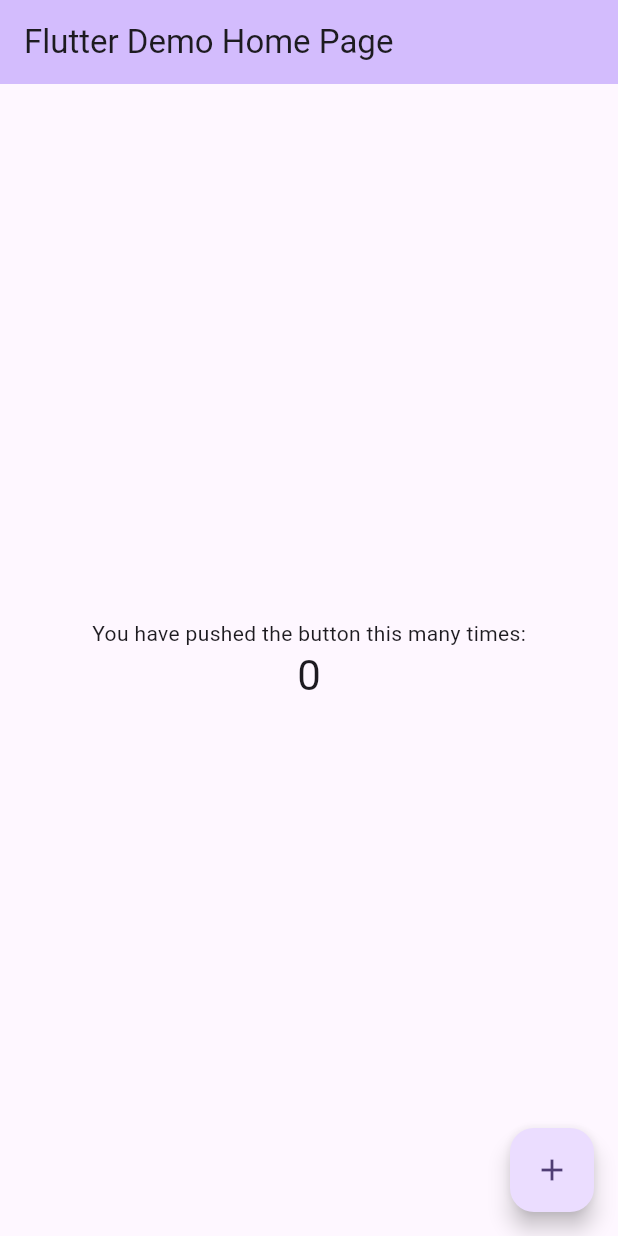
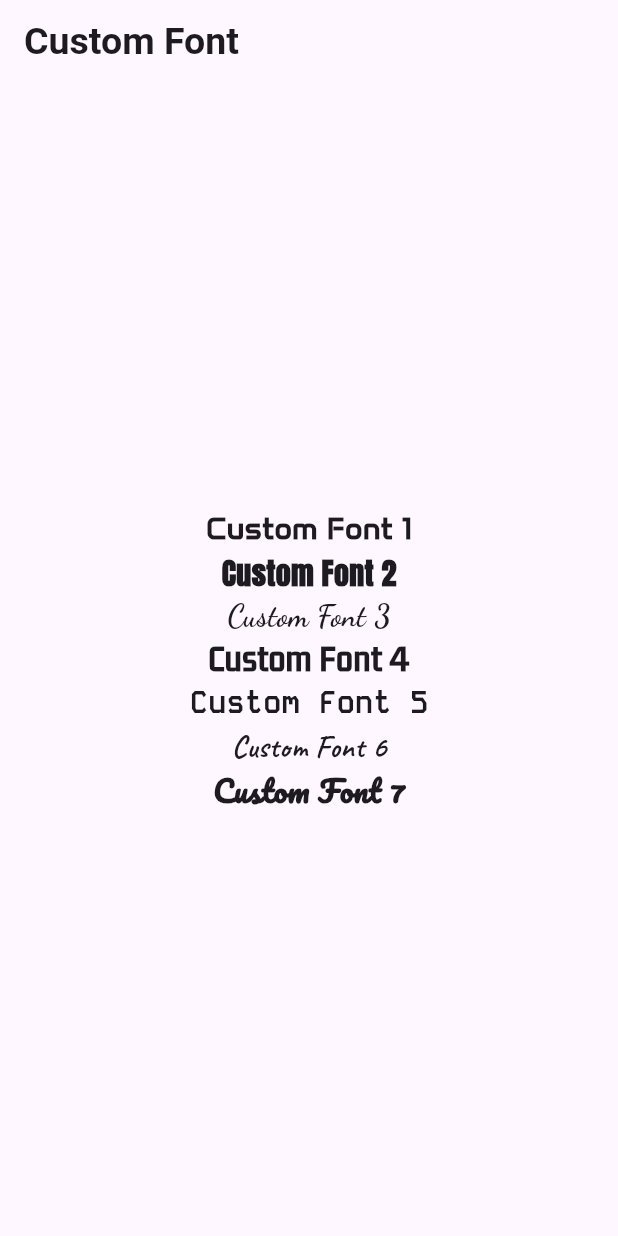
Before and after one commit to alhasann351/custom_font, a Flutter app: the screen it shows after launch, on a phone screen of 412 x 824 dp. Run offline on Flutter 3.47's test engine with Material 3 defaults, Android fonts, the phone set to English and light mode, and no system bars.

Commit message:
font added

```diff
--- a/lib/main.dart
+++ b/lib/main.dart
@@ -7,119 +7,98 @@ void main() {
 class MyApp extends StatelessWidget {
   const MyApp({super.key});
 
-  // This widget is the root of your application.
   @override
   Widget build(BuildContext context) {
     return MaterialApp(
-      title: 'Flutter Demo',
-      theme: ThemeData(
-        // This is the theme of your application.
-        //
-        // TRY THIS: Try running your application with "flutter run". You'll see
-        // the application has a purple toolbar. Then, without quitting the app,
-        // try changing the seedColor in the colorScheme below to Colors.green
-        // and then invoke "hot reload" (save your changes or press the "hot
-        // reload" button in a Flutter-supported IDE, or press "r" if you used
-        // the command line to start the app).
-        //
-        // Notice that the counter didn't reset back to zero; the application
-        // state is not lost during the reload. To reset the state, use hot
-        // restart instead.
-        //
-        // This works for code too, not just values: Most code changes can be
-        // tested with just a hot reload.
-        colorScheme: ColorScheme.fromSeed(seedColor: Colors.deepPurple),
-        useMaterial3: true,
-      ),
-      home: const MyHomePage(title: 'Flutter Demo Home Page'),
+      debugShowCheckedModeBanner: false,
+      home: const MyHomePage(),
     );
   }
 }
 
 class MyHomePage extends StatefulWidget {
-  const MyHomePage({super.key, required this.title});
-
-  // This widget is the home page of your application. It is stateful, meaning
-  // that it has a State object (defined below) that contains fields that affect
-  // how it looks.
-
-  // This class is the configuration for the state. It holds the values (in this
-  // case the title) provided by the parent (in this case the App widget) and
-  // used by the build method of the State. Fields in a Widget subclass are
-  // always marked "final".
-
-  final String title;
+  const MyHomePage({super.key});
 
   @override
   State<MyHomePage> createState() => _MyHomePageState();
 }
 
 class _MyHomePageState extends State<MyHomePage> {
-  int _counter = 0;
-
-  void _incrementCounter() {
-    setState(() {
-      // This call to setState tells the Flutter framework that something has
-      // changed in this State, which causes it to rerun the build method below
-      // so that the display can reflect the updated values. If we changed
-      // _counter without calling setState(), then the build method would not be
-      // called again, and so nothing would appear to happen.
-      _counter++;
-    });
-  }
-
   @override
   Widget build(BuildContext context) {
-    // This method is rerun every time setState is called, for instance as done
-    // by the _incrementCounter method above.
-    //
-    // The Flutter framework has been optimized to make rerunning build methods
-    // fast, so that you can just rebuild anything that needs updating rather
-    // than having to individually change instances of widgets.
     return Scaffold(
       appBar: AppBar(
-        // TRY THIS: Try changing the color here to a specific color (to
-        // Colors.amber, perhaps?) and trigger a hot reload to see the AppBar
-        // change color while the other colors stay the same.
-        backgroundColor: Theme.of(context).colorScheme.inversePrimary,
-        // Here we take the value from the MyHomePage object that was created by
-        // the App.build method, and use it to set our appbar title.
-        title: Text(widget.title),
+        title: const Text(
+          'Custom Font',
+          style: TextStyle(
+            fontSize: 25,
+            fontWeight: FontWeight.bold,
+          ),
+        ),
       ),
-      body: Center(
-        // Center is a layout widget. It takes a single child and positions it
-        // in the middle of the parent.
+      body: const Center(
         child: Column(
-          // Column is also a layout widget. It takes a list of children and
-          // arranges them vertically. By default, it sizes itself to fit its
-          // children horizontally, and tries to be as tall as its parent.
-          //
-          // Column has various properties to control how it sizes itself and
-          // how it positions its children. Here we use mainAxisAlignment to
-          // center the children vertically; the main axis here is the vertical
-          // axis because Columns are vertical (the cross axis would be
-          // horizontal).
-          //
-          // TRY THIS: Invoke "debug painting" (choose the "Toggle Debug Paint"
-          // action in the IDE, or press "p" in the console), to see the
-          // wireframe for each widget.
           mainAxisAlignment: MainAxisAlignment.center,
-          children: <Widget>[
-            const Text(
-              'You have pushed the button this many times:',
+          children: [
+            Text(
+              'Custom Font 1',
+              style: TextStyle(
+                fontSize: 20,
+                fontWeight: FontWeight.bold,
+                fontFamily: 'MyFonts1'
+              ),
             ),
             Text(
-              '$_counter',
-              style: Theme.of(context).textTheme.headlineMedium,
+              'Custom Font 2',
+              style: TextStyle(
+                  fontSize: 20,
+                  fontWeight: FontWeight.bold,
+                  fontFamily: 'MyFonts2'
+              ),
+            ),
+            Text(
+              'Custom Font 3',
+              style: TextStyle(
+                  fontSize: 20,
+                  fontWeight: FontWeight.bold,
+                  fontFamily: 'MyFonts3'
+              ),
+            ),
+            Text(
+              'Custom Font 4',
+              style: TextStyle(
+                  fontSize: 20,
+                  fontWeight: FontWeight.bold,
+                  fontFamily: 'MyFonts4'
+              ),
+            ),
+            Text(
+              'Custom Font 5',
+              style: TextStyle(
+                  fontSize: 20,
+                  fontWeight: FontWeight.bold,
+                  fontFamily: 'MyFonts5'
+              ),
+            ),
+            Text(
+              'Custom Font 6',
+              style: TextStyle(
+                  fontSize: 20,
+                  fontWeight: FontWeight.bold,
+                  fontFamily: 'MyFonts6'
+              ),
+            ),
+            Text(
+              'Custom Font 7',
+              style: TextStyle(
+                  fontSize: 20,
+                  fontWeight: FontWeight.bold,
+                  fontFamily: 'MyFonts7'
+              ),
             ),
           ],
         ),
       ),
-      floatingActionButton: FloatingActionButton(
-        onPressed: _incrementCounter,
-        tooltip: 'Increment',
-        child: const Icon(Icons.add),
-      ), // This trailing comma makes auto-formatting nicer for build methods.
     );
   }
 }
```
Also changed, not shown: pubspec.yaml (+23 -8 lines), assets/fonts/Anta-Regular.ttf (added), assets/fonts/Anton-Regular.ttf (added), assets/fonts/Caveat-VariableFont_wght.ttf (added), assets/fonts/DancingScript-VariableFont_wght.ttf (added), assets/fonts/KdamThmorPro-Regular.ttf (added), assets/fonts/KodeMono-VariableFont_wght.ttf (added), assets/fonts/Pacifico-Regular.ttf (added).
